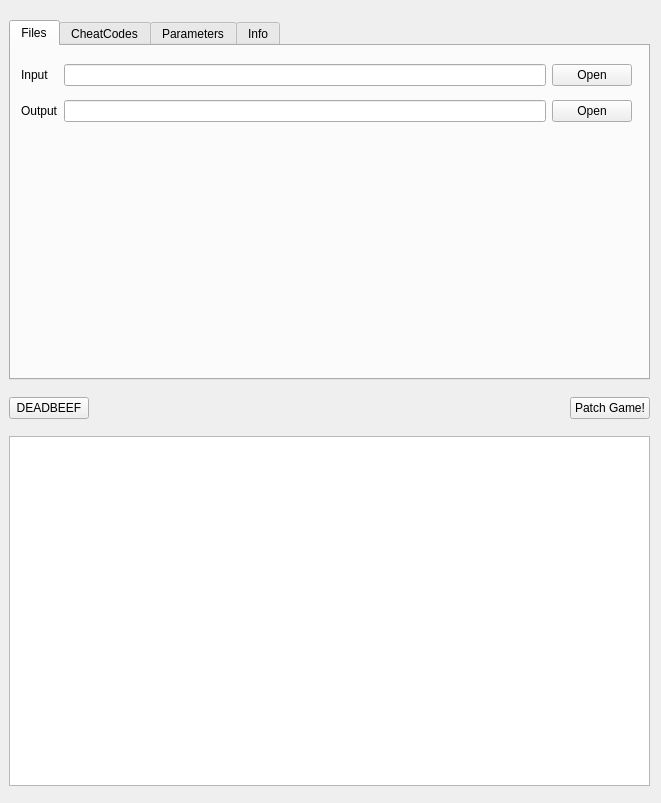
This is mainwindow.ui in Mte90/GBAATM-Rebirth as Qt 5 draws it before an edit. The edited form follows.
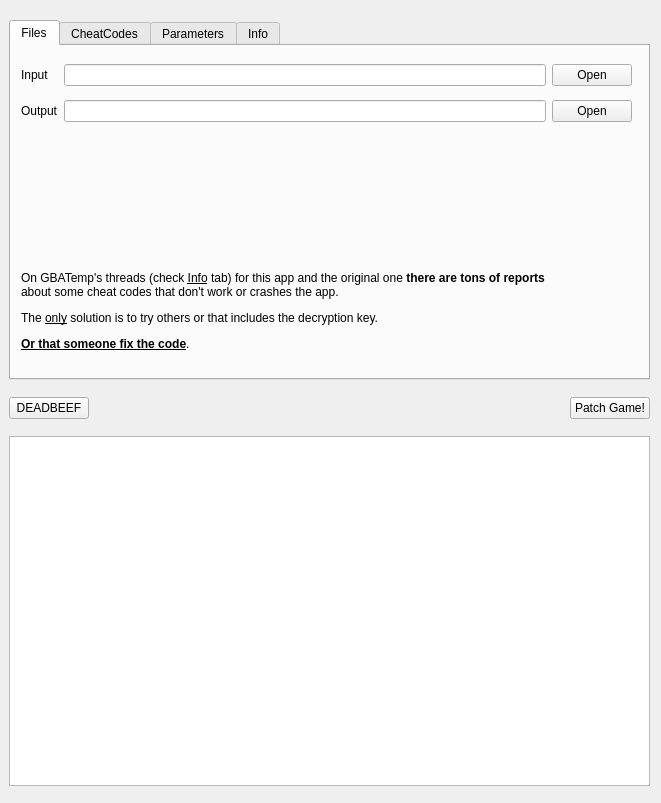
This is the edited form.

What changed in the file:
```diff
--- a/mainwindow.ui
+++ b/mainwindow.ui
@@ -22,6 +22,12 @@
     <height>803</height>
    </size>
   </property>
+  <property name="maximumSize">
+   <size>
+    <width>661</width>
+    <height>803</height>
+   </size>
+  </property>
   <property name="windowTitle">
    <string>GBAATM-Rebirth</string>
   </property>
@@ -126,6 +132,22 @@
           <string/>
          </property>
         </widget>
+        <widget class="QLabel" name="warning">
+         <property name="geometry">
+          <rect>
+           <x>10</x>
+           <y>220</y>
+           <width>611</width>
+           <height>91</height>
+          </rect>
+         </property>
+         <property name="mouseTracking">
+          <bool>true</bool>
+         </property>
+         <property name="text">
+          <string>&lt;html&gt;&lt;head/&gt;&lt;body&gt;&lt;p&gt;On GBATemp's threads (check &lt;span style=&quot; text-decoration: underline;&quot;&gt;Info&lt;/span&gt; tab) for this app and the original one &lt;span style=&quot; font-weight:600;&quot;&gt;there are tons of reports&lt;/span&gt;&lt;br/&gt;about some cheat codes that don't work or crashes the app.&lt;/p&gt;&lt;p&gt;The &lt;span style=&quot; text-decoration: underline;&quot;&gt;only&lt;/span&gt; solution is to try others or that includes the decryption key.&lt;/p&gt;&lt;p&gt;&lt;span style=&quot; font-weight:600; text-decoration: underline;&quot;&gt;Or that someone fix the code&lt;/span&gt;.&lt;/p&gt;&lt;/body&gt;&lt;/html&gt;</string>
+         </property>
+        </widget>
        </widget>
        <widget class="QWidget" name="tab_2">
         <attribute name="title">
```
Left out of the diff: 9 changed lines with no effect on the pictures.
